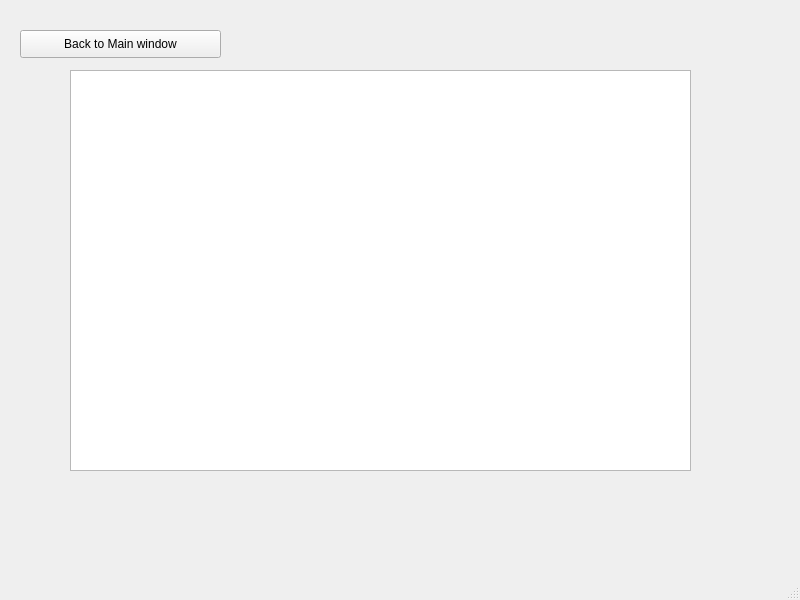
Qt form hotelswindow.ui (SherifHamdy23/Expedia_Cpp) before a commit.
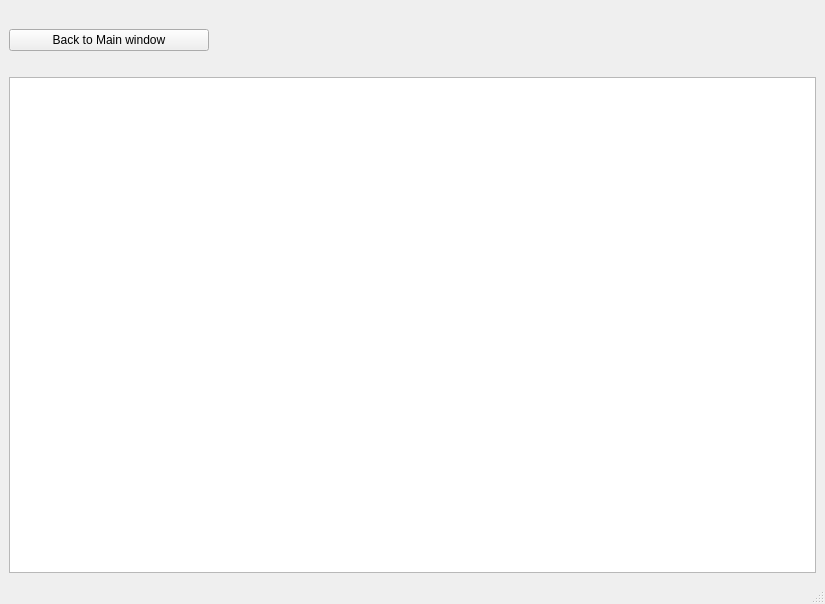
The same form after that commit.

```diff
--- a/hotelswindow.ui
+++ b/hotelswindow.ui
@@ -6,37 +6,87 @@
    <rect>
     <x>0</x>
     <y>0</y>
-    <width>800</width>
-    <height>600</height>
+    <width>825</width>
+    <height>604</height>
    </rect>
   </property>
   <property name="windowTitle">
    <string>MainWindow</string>
   </property>
   <widget class="QWidget" name="centralwidget">
-   <widget class="QTableView" name="tableView">
-    <property name="geometry">
-     <rect>
-      <x>70</x>
-      <y>70</y>
-      <width>621</width>
-      <height>401</height>
-     </rect>
-    </property>
-   </widget>
-   <widget class="QPushButton" name="backBtn">
-    <property name="geometry">
-     <rect>
-      <x>20</x>
-      <y>30</y>
-      <width>201</width>
-      <height>28</height>
-     </rect>
-    </property>
-    <property name="text">
-     <string>Back to Main window</string>
-    </property>
-   </widget>
+   <layout class="QVBoxLayout" name="verticalLayout_4">
+    <item>
+     <spacer name="verticalSpacer_2">
+      <property name="orientation">
+       <enum>Qt::Orientation::Vertical</enum>
+      </property>
+      <property name="sizeType">
+       <enum>QSizePolicy::Policy::Minimum</enum>
+      </property>
+      <property name="sizeHint" stdset="0">
+       <size>
+        <width>20</width>
+        <height>20</height>
+       </size>
+      </property>
+     </spacer>
+    </item>
+    <item>
+     <layout class="QHBoxLayout" name="horizontalLayout_3">
+      <item>
+       <widget class="QPushButton" name="backBtn">
+        <property name="sizePolicy">
+         <sizepolicy hsizetype="Fixed" vsizetype="Fixed">
+          <horstretch>0</horstretch>
+          <verstretch>0</verstretch>
+         </sizepolicy>
+        </property>
+        <property name="minimumSize">
+         <size>
+          <width>200</width>
+          <height>0</height>
+         </size>
+        </property>
+        <property name="text">
+         <string>Back to Main window</string>
+        </property>
+       </widget>
+      </item>
+      <item>
+       <spacer name="horizontalSpacer">
+        <property name="orientation">
+         <enum>Qt::Orientation::Horizontal</enum>
+        </property>
+        <property name="sizeHint" stdset="0">
+         <size>
+          <width>40</width>
+          <height>20</height>
+         </size>
+        </property>
+       </spacer>
+      </item>
+     </layout>
+    </item>
+    <item>
+     <spacer name="verticalSpacer">
+      <property name="orientation">
+       <enum>Qt::Orientation::Vertical</enum>
+      </property>
+      <property name="sizeType">
+       <enum>QSizePolicy::Policy::Maximum</enum>
+      </property>
+      <property name="sizeHint" stdset="0">
+       <size>
+        <width>20</width>
+        <height>20</height>
+       </size>
+      </property>
+     </spacer>
+    </item>
+    <item>
+     <widget class="QTableView" name="tableView"/>
+    </item>
+   </layout>
   </widget>
   <widget class="QMenuBar" name="menubar">
    <property name="geometry">
```
Left out of the diff: 2 changed lines with no effect on the pictures.
